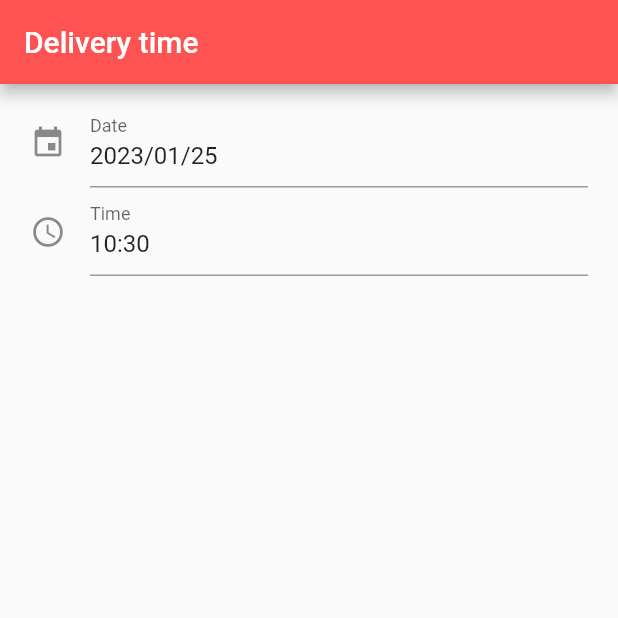
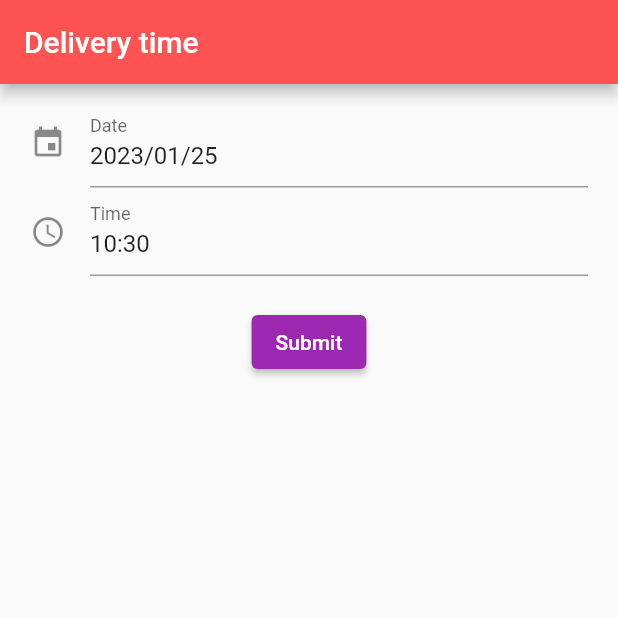
Before and after one commit to Nakiita/31B-Group-B, a Flutter app: the MyHomePage screen opened directly, on a phone screen of 412 x 824 dp, the top half of it. Run offline on Flutter 3.47's test engine with Material 2 defaults, Android fonts, the phone set to English and light mode, and no system bars; drawn by our look-alikes of date_time_picker, loader_overlay; our stand-ins replace animated_splash_screen, cloud_firestore, firebase_auth, firebase_core, firebase_storage, google_maps_flutter and 1 more; accounts and stored records are empty.

Commit message:
delivery time completed

```diff
--- a/lib/dashboard/screens/delivery_time.dart
+++ b/lib/dashboard/screens/delivery_time.dart
@@ -92,6 +92,13 @@ class _MyHomePageState extends State<MyHomePage> {
                 use24HourFormat: false,
                 locale: Locale('pt', 'BR'),
               ),
+              SizedBox(height: 20),
+              ElevatedButton(
+                onPressed: () {
+                  saveDateTime(_dateController.text, _timeController.text);
+                },
+                child: Text('Submit'),
+              ),
 
 
             ],
```
